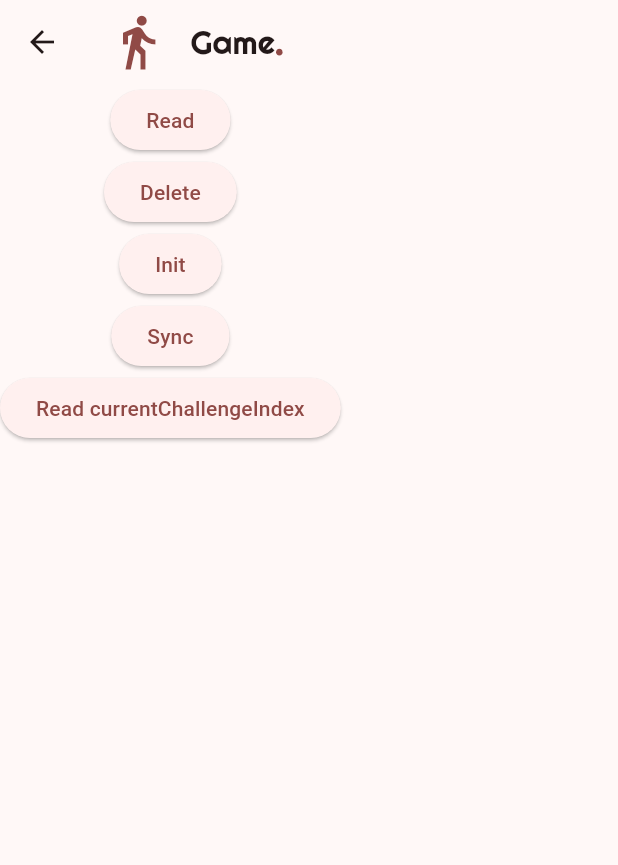
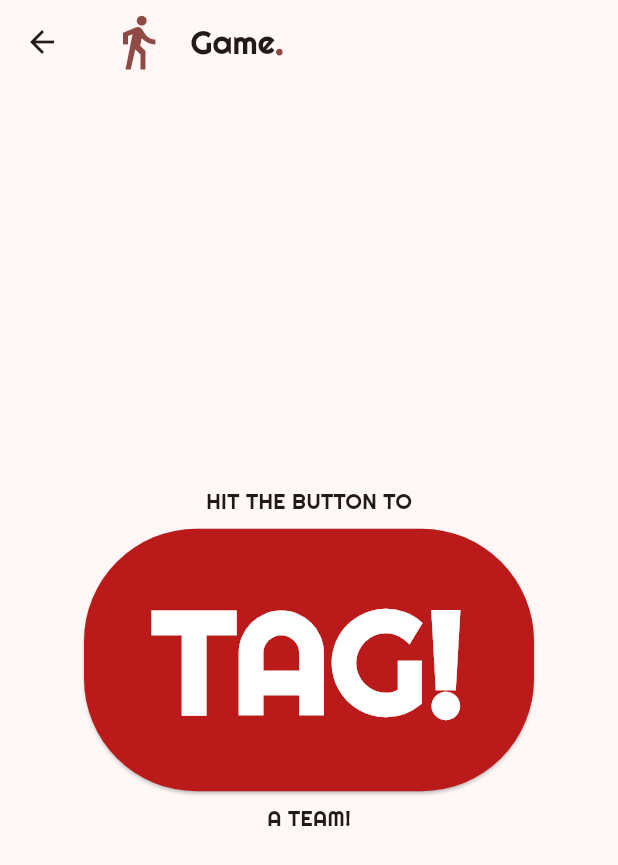
Before and after one commit to velix2/tag_lag, a Flutter app: the FirstOpenPage screen opened directly, on a phone screen of 412 x 824 dp. Shown: the top 865 px of the screen. Run offline on Flutter 3.47's test engine with Material 2 defaults, Android fonts, the phone set to English and light mode, and no system bars; our stand-ins replace flutter_spinbox, flutter_svg, google_fonts; missing offline and left inert: duration.

Commit message:
tag button

```diff
--- a/lib/game_page.dart
+++ b/lib/game_page.dart
@@ -42,39 +42,91 @@ class _FirstOpenPageState extends State<FirstOpenPage> {
           ],
         ),
       ),
-      body: Column(
+      body: Center(
+        child: Column(
+          mainAxisSize: MainAxisSize.min,
           children: [
-          ElevatedButton(
+            Text(
+              "HIT THE BUTTON TO",
+              style: GoogleFonts.righteous(),
+            ),
+            Padding(
+              padding: const EdgeInsets.all(8.0),
+              child: SizedBox.fromSize(
+                size: const Size(300, 175),
+                child: ElevatedButton(
                     onPressed: () {
-              appState.gameData;
+                      showDialog(
+                          context: context,
+                          builder: (BuildContext context) => AlertDialog(
+                                insetPadding: const EdgeInsets.symmetric(
+                                    horizontal: 20.0, vertical: 160.0),
+                                title: Row(
+                                  children: [
+                                    const Icon(Icons.connect_without_contact_rounded),
+                                    SizedBox.fromSize(
+                                      size: const Size(15, 15),
+                                    ),
+                                    const Text("CONFIRM TAG"),
+                                  ],
+                                ),
+                                content:  Column(
+                                  mainAxisSize: MainAxisSize.min
+                                  ,children: [
+                                  Text(
+                                    "Are you sure you PROPERLY tagged the runners?",
+                                    style: TextStyle(
+                                        fontWeight: FontWeight.bold,
+                                        fontSize: 24, color: Theme.of(context).colorScheme.error),
+                                    textAlign: TextAlign.center,
+                                  ),
+                                  const SizedBox(height: 25,),
+                                  const Center(
+                                    child: Text("Reward: 300 Coins"),
+                                  ),
+                                ]),
+                                actions: [
+                                  TextButton.icon(
+                                      onPressed: () {
+                                        Navigator.pop(context);
                                       },
-            child: const Text("Read")
+                                      icon: const Icon(Icons.close),
+                                      label: const Text("Cancel")),
+                                  TextButton.icon(
+                                      onPressed: () {
+                                        Navigator.pop(context);
+                                        ScaffoldMessenger.of(context).showSnackBar(const SnackBar(content: Text("You were awarded \$300 for tagging!")));
+                                        setState(() {
+                                          appState.coinBalance += 300;
+                                        });
+                                      },
+                                      icon: const Icon(Icons.check),
+                                      label: const Text("Confirm Tag!")),
+                                ],
+                              ));
+                    },
+                    style: ButtonStyle(
+                      backgroundColor: MaterialStatePropertyAll(
+                          Theme.of(context).colorScheme.error),
+                      shape: MaterialStatePropertyAll(RoundedRectangleBorder(
+                          borderRadius: BorderRadius.circular(75))),
+                      shadowColor: const MaterialStatePropertyAll(Colors.black),
                     ),
-          ElevatedButton(
-            onPressed: () {
-              appState.gameDataDelete();
-            },
-            child: const Text("Delete")
+                    child: Text(
+                      "TAG!",
+                      style: GoogleFonts.righteous(
+                          color: Theme.of(context).colorScheme.onPrimary,
+                          fontWeight: FontWeight.w700,
+                          fontSize: 96),
+                    )),
               ),
-          ElevatedButton(
-            onPressed: () {
-              appState.gameDataInit();
-            },
-            child: const Text("Init")
             ),
-          ElevatedButton(
-            onPressed: () {
-              appState.gameDataSync();
-            },
-            child: const Text("Sync")
+            Text(
+              "A TEAM!",
+              style: GoogleFonts.righteous(),
             ),
-          ElevatedButton(
-            onPressed: () {
-              print(appState.currentChallengeIndex);
-            },
-            child: const Text("Read currentChallengeIndex")
-          )
           ],
+        ),
       ),
     );
   }
```
Also changed, not shown: lib/shop_page.dart (+53 -54 lines). Lines whose indentation alone changed are shown as unchanged.
